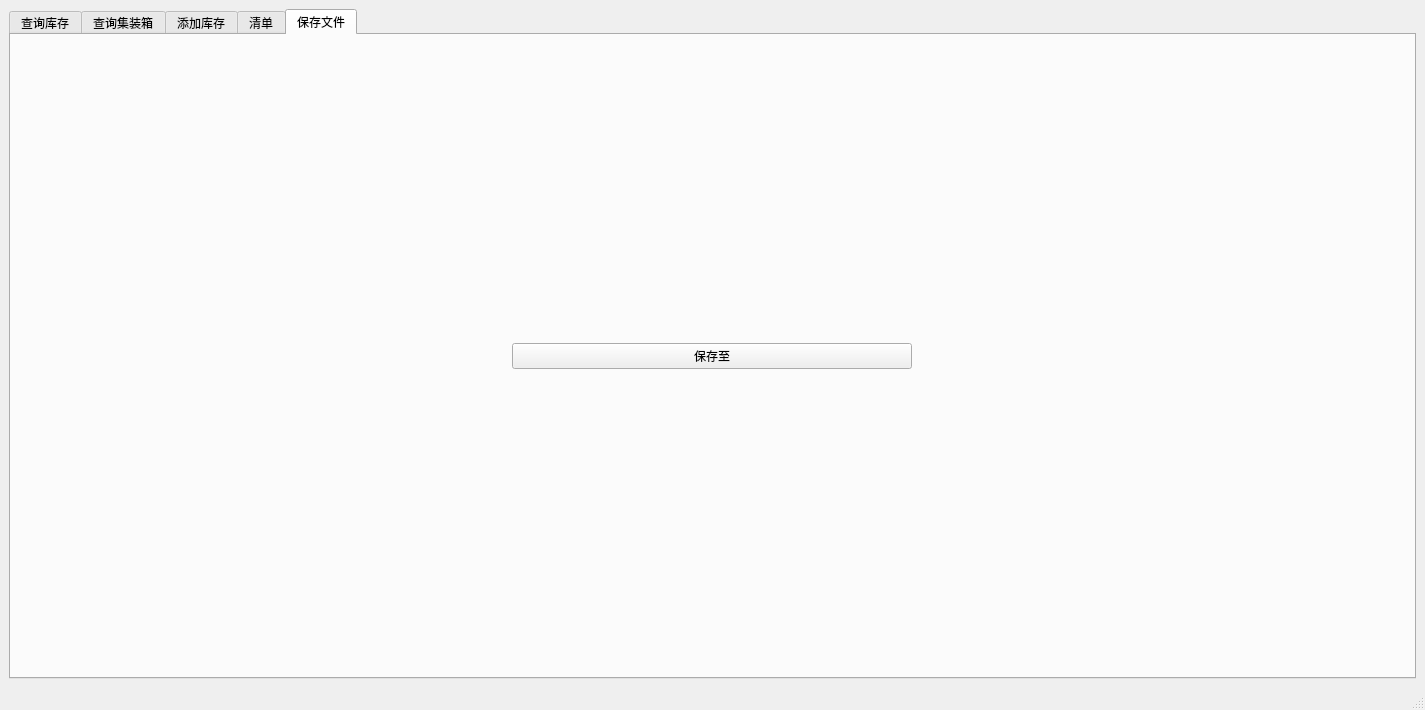
Above: CompanyStroageManagement/mainwindow.ui from linxinwNeo/CompanyStroageManagement before the change. Below: the same form after it.
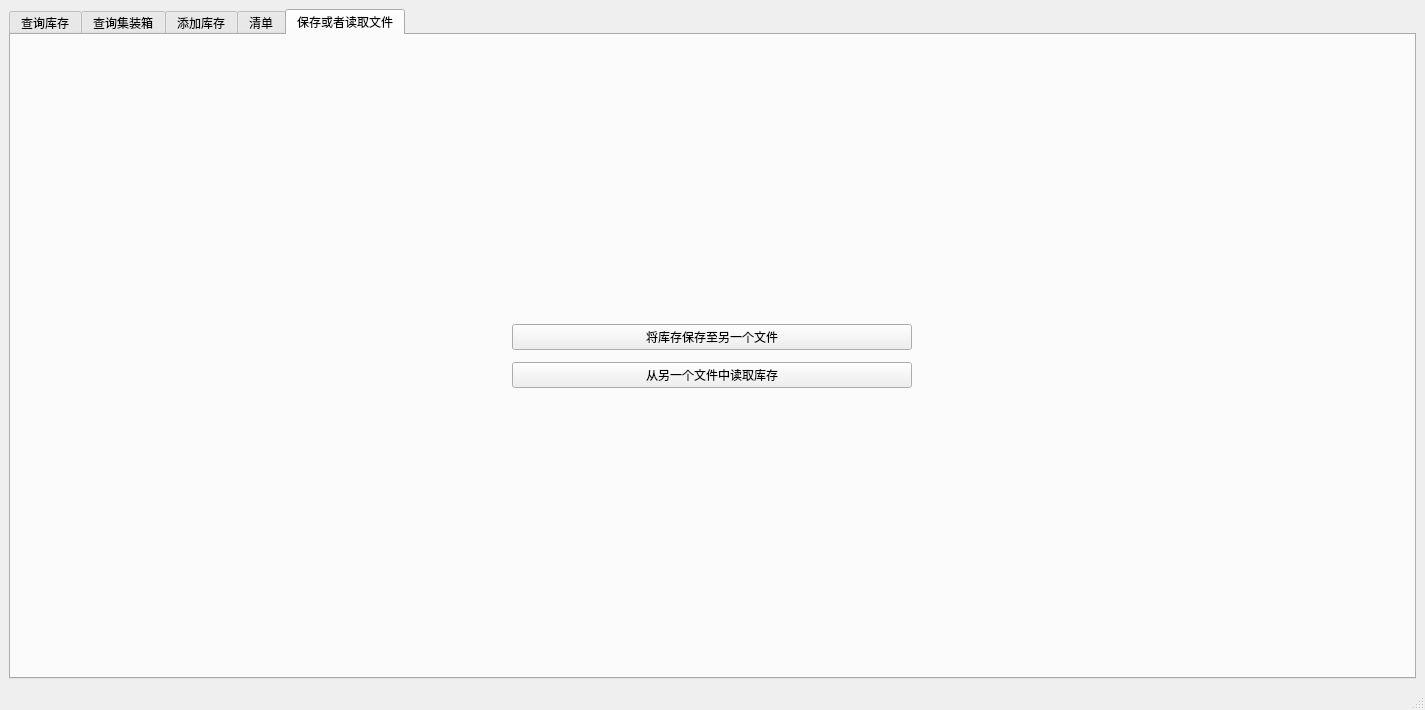
That is the form after the change. The open tabs and pages were chosen to show the change.

```diff
--- a/CompanyStroageManagement/mainwindow.ui
+++ b/CompanyStroageManagement/mainwindow.ui
@@ -918,7 +918,7 @@
       </widget>
       <widget class="QWidget" name="save_file_tab">
        <attribute name="title">
-        <string>保存文件</string>
+        <string>保存或者读取文件</string>
        </attribute>
        <layout class="QVBoxLayout" name="verticalLayout_3">
         <item>
@@ -961,7 +961,41 @@
               </size>
              </property>
              <property name="text">
-              <string>保存至</string>
+              <string>将库存保存至另一个文件</string>
+             </property>
+            </widget>
+           </item>
+          </layout>
+         </widget>
+        </item>
+        <item>
+         <widget class="QWidget" name="widget_22" native="true">
+          <layout class="QHBoxLayout" name="horizontalLayout_19">
+           <property name="spacing">
+            <number>3</number>
+           </property>
+           <property name="leftMargin">
+            <number>3</number>
+           </property>
+           <property name="topMargin">
+            <number>3</number>
+           </property>
+           <property name="rightMargin">
+            <number>3</number>
+           </property>
+           <property name="bottomMargin">
+            <number>3</number>
+           </property>
+           <item>
+            <widget class="QPushButton" name="read_from_new_file_btn">
+             <property name="maximumSize">
+              <size>
+               <width>400</width>
+               <height>16777215</height>
+              </size>
+             </property>
+             <property name="text">
+              <string>从另一个文件中读取库存</string>
              </property>
             </widget>
            </item>
```
Left out of the diff: 4 changed lines with no effect on the pictures.
